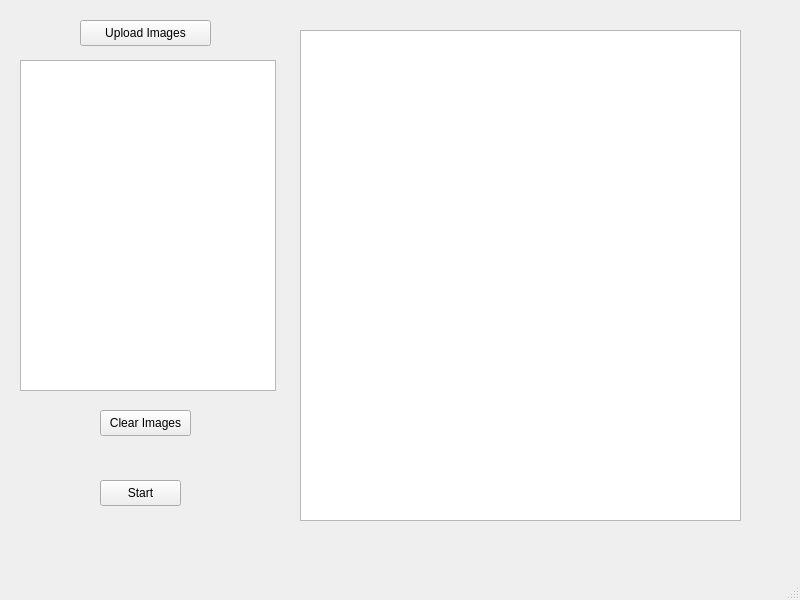
This is Finalpipeline/gui/main_window.ui in Koi199/Blood-Cell-Classification as Qt 5 draws it before an edit. The edited form follows.
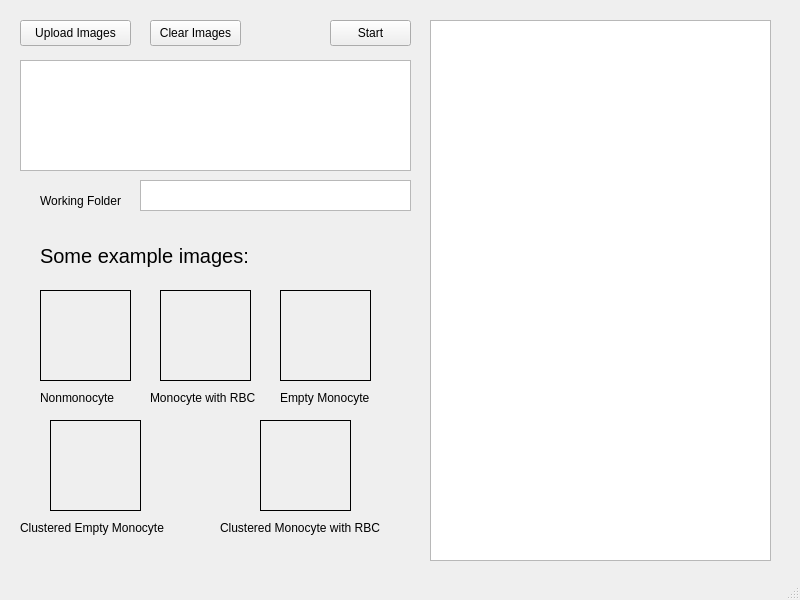
This is the edited form.

```diff
--- a/Finalpipeline/gui/main_window.ui
+++ b/Finalpipeline/gui/main_window.ui
@@ -17,9 +17,9 @@
    <widget class="QPushButton" name="Button_Upload">
     <property name="geometry">
      <rect>
-      <x>80</x>
+      <x>20</x>
       <y>20</y>
-      <width>131</width>
+      <width>111</width>
       <height>26</height>
      </rect>
     </property>
@@ -30,8 +30,8 @@
    <widget class="QPushButton" name="Button_Start">
     <property name="geometry">
      <rect>
-      <x>100</x>
-      <y>480</y>
+      <x>330</x>
+      <y>20</y>
       <width>81</width>
       <height>26</height>
      </rect>
@@ -43,10 +43,10 @@
    <widget class="QTextEdit" name="TextEdit_Log">
     <property name="geometry">
      <rect>
-      <x>300</x>
-      <y>30</y>
-      <width>441</width>
-      <height>491</height>
+      <x>430</x>
+      <y>20</y>
+      <width>341</width>
+      <height>541</height>
      </rect>
     </property>
    </widget>
@@ -55,16 +55,16 @@
      <rect>
       <x>20</x>
       <y>60</y>
-      <width>256</width>
-      <height>331</height>
+      <width>391</width>
+      <height>111</height>
      </rect>
     </property>
    </widget>
    <widget class="QPushButton" name="Button_Clear">
     <property name="geometry">
      <rect>
-      <x>100</x>
-      <y>410</y>
+      <x>150</x>
+      <y>20</y>
       <width>91</width>
       <height>26</height>
      </rect>
@@ -73,6 +73,192 @@
      <string>Clear Images</string>
     </property>
    </widget>
+   <widget class="QTextEdit" name="TextInput_folderpath">
+    <property name="geometry">
+     <rect>
+      <x>140</x>
+      <y>180</y>
+      <width>271</width>
+      <height>31</height>
+     </rect>
+    </property>
+   </widget>
+   <widget class="QLabel" name="Label_folderpath">
+    <property name="geometry">
+     <rect>
+      <x>40</x>
+      <y>190</y>
+      <width>81</width>
+      <height>21</height>
+     </rect>
+    </property>
+    <property name="text">
+     <string>Working Folder</string>
+    </property>
+   </widget>
+   <widget class="QLabel" name="Image_1">
+    <property name="geometry">
+     <rect>
+      <x>40</x>
+      <y>290</y>
+      <width>91</width>
+      <height>91</height>
+     </rect>
+    </property>
+    <property name="frameShape">
+     <enum>QFrame::Shape::Box</enum>
+    </property>
+    <property name="text">
+     <string/>
+    </property>
+   </widget>
+   <widget class="QLabel" name="Image_2">
+    <property name="geometry">
+     <rect>
+      <x>160</x>
+      <y>290</y>
+      <width>91</width>
+      <height>91</height>
+     </rect>
+    </property>
+    <property name="frameShape">
+     <enum>QFrame::Shape::Box</enum>
+    </property>
+    <property name="text">
+     <string/>
+    </property>
+   </widget>
+   <widget class="QLabel" name="Image_3">
+    <property name="geometry">
+     <rect>
+      <x>280</x>
+      <y>290</y>
+      <width>91</width>
+      <height>91</height>
+     </rect>
+    </property>
+    <property name="frameShape">
+     <enum>QFrame::Shape::Box</enum>
+    </property>
+    <property name="text">
+     <string/>
+    </property>
+   </widget>
+   <widget class="QLabel" name="Image_4">
+    <property name="geometry">
+     <rect>
+      <x>260</x>
+      <y>420</y>
+      <width>91</width>
+      <height>91</height>
+     </rect>
+    </property>
+    <property name="frameShape">
+     <enum>QFrame::Shape::Box</enum>
+    </property>
+    <property name="text">
+     <string/>
+    </property>
+   </widget>
+   <widget class="QLabel" name="Image_5">
+    <property name="geometry">
+     <rect>
+      <x>50</x>
+      <y>420</y>
+      <width>91</width>
+      <height>91</height>
+     </rect>
+    </property>
+    <property name="frameShape">
+     <enum>QFrame::Shape::Box</enum>
+    </property>
+    <property name="text">
+     <string/>
+    </property>
+   </widget>
+   <widget class="QLabel" name="label_Nonmonocyte">
+    <property name="geometry">
+     <rect>
+      <x>40</x>
+      <y>390</y>
+      <width>81</width>
+      <height>16</height>
+     </rect>
+    </property>
+    <property name="text">
+     <string>Nonmonocyte</string>
+    </property>
+   </widget>
+   <widget class="QLabel" name="label_MonocyteWithRBC">
+    <property name="geometry">
+     <rect>
+      <x>150</x>
+      <y>390</y>
+      <width>111</width>
+      <height>16</height>
+     </rect>
+    </property>
+    <property name="text">
+     <string>Monocyte with RBC</string>
+    </property>
+   </widget>
+   <widget class="QLabel" name="label_EmptyMonocyte">
+    <property name="geometry">
+     <rect>
+      <x>280</x>
+      <y>390</y>
+      <width>91</width>
+      <height>16</height>
+     </rect>
+    </property>
+    <property name="text">
+     <string>Empty Monocyte</string>
+    </property>
+   </widget>
+   <widget class="QLabel" name="label_ClusteredEmptyMonocyte">
+    <property name="geometry">
+     <rect>
+      <x>20</x>
+      <y>520</y>
+      <width>151</width>
+      <height>16</height>
+     </rect>
+    </property>
+    <property name="text">
+     <string>Clustered Empty Monocyte</string>
+    </property>
+   </widget>
+   <widget class="QLabel" name="label_ClusteredMonocyteWithRBC">
+    <property name="geometry">
+     <rect>
+      <x>220</x>
+      <y>520</y>
+      <width>161</width>
+      <height>16</height>
+     </rect>
+    </property>
+    <property name="text">
+     <string>Clustered Monocyte with RBC</string>
+    </property>
+   </widget>
+   <widget class="QLabel" name="label">
+    <property name="geometry">
+     <rect>
+      <x>40</x>
+      <y>240</y>
+      <width>211</width>
+      <height>31</height>
+     </rect>
+    </property>
+    <property name="font">
+     <font>
+      <pointsize>15</pointsize>
+     </font>
+    </property>
+    <property name="text">
+     <string>Some example images:</string>
+    </property>
+   </widget>
   </widget>
   <widget class="QStatusBar" name="statusbar"/>
  </widget>
```
